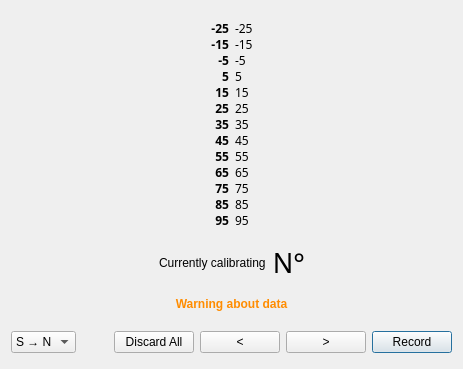
Before: the Qt Designer form layouts/dec_cal.ui in finnjames/threepio, drawn with Qt 5.
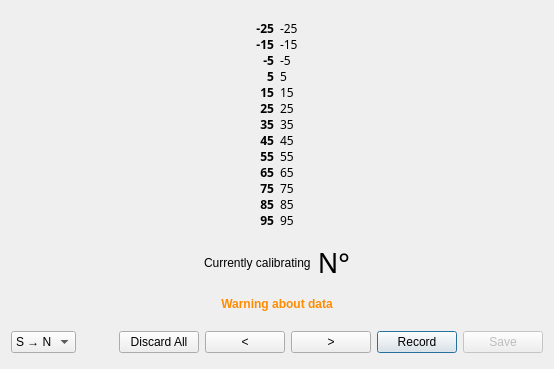
After: the same form once the commit is applied.

Commit message: finishing up dec cal updates

```diff
--- a/layouts/dec_cal.ui
+++ b/layouts/dec_cal.ui
@@ -6,7 +6,7 @@
    <rect>
     <x>0</x>
     <y>0</y>
-    <width>463</width>
+    <width>554</width>
     <height>369</height>
    </rect>
   </property>
@@ -186,6 +186,12 @@
       </item>
       <item>
        <widget class="QPushButton" name="previous_button">
+        <property name="sizePolicy">
+         <sizepolicy hsizetype="Maximum" vsizetype="Fixed">
+          <horstretch>0</horstretch>
+          <verstretch>0</verstretch>
+         </sizepolicy>
+        </property>
         <property name="text">
          <string>&lt;</string>
         </property>
@@ -211,6 +217,16 @@
         </property>
        </widget>
       </item>
+      <item>
+       <widget class="QPushButton" name="save_button">
+        <property name="enabled">
+         <bool>false</bool>
+        </property>
+        <property name="text">
+         <string>Save</string>
+        </property>
+       </widget>
+      </item>
      </layout>
     </widget>
    </item>
```
Left out of the diff: 3 changed lines with no effect on the pictures. The commit also changes 2 other files.
